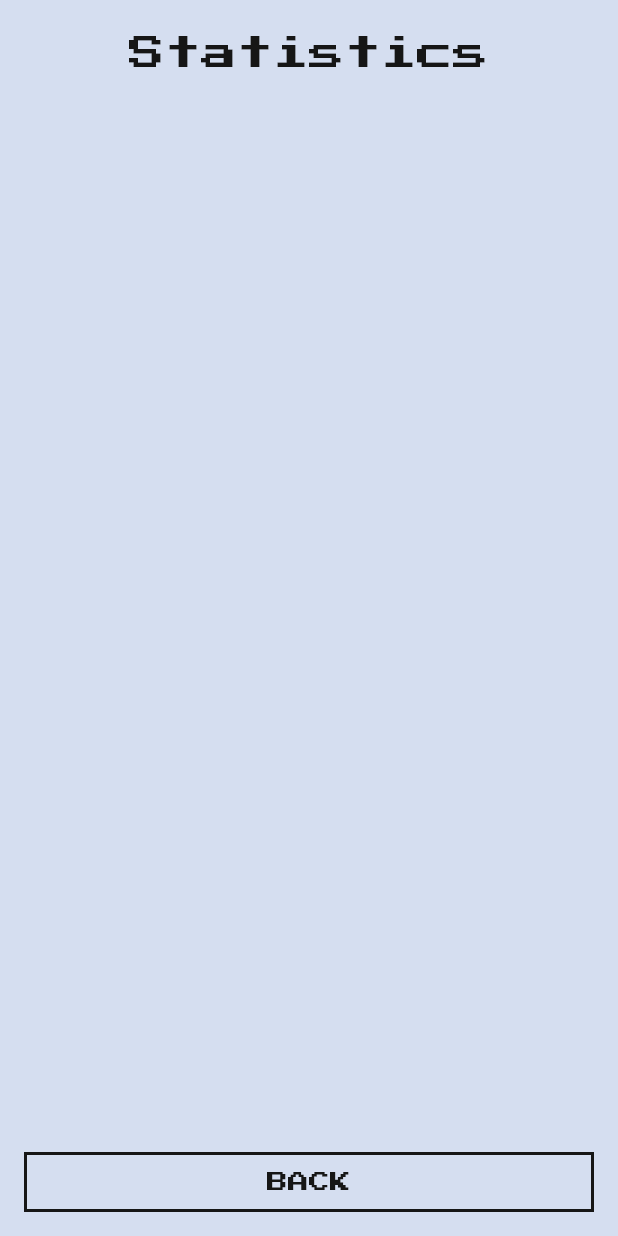
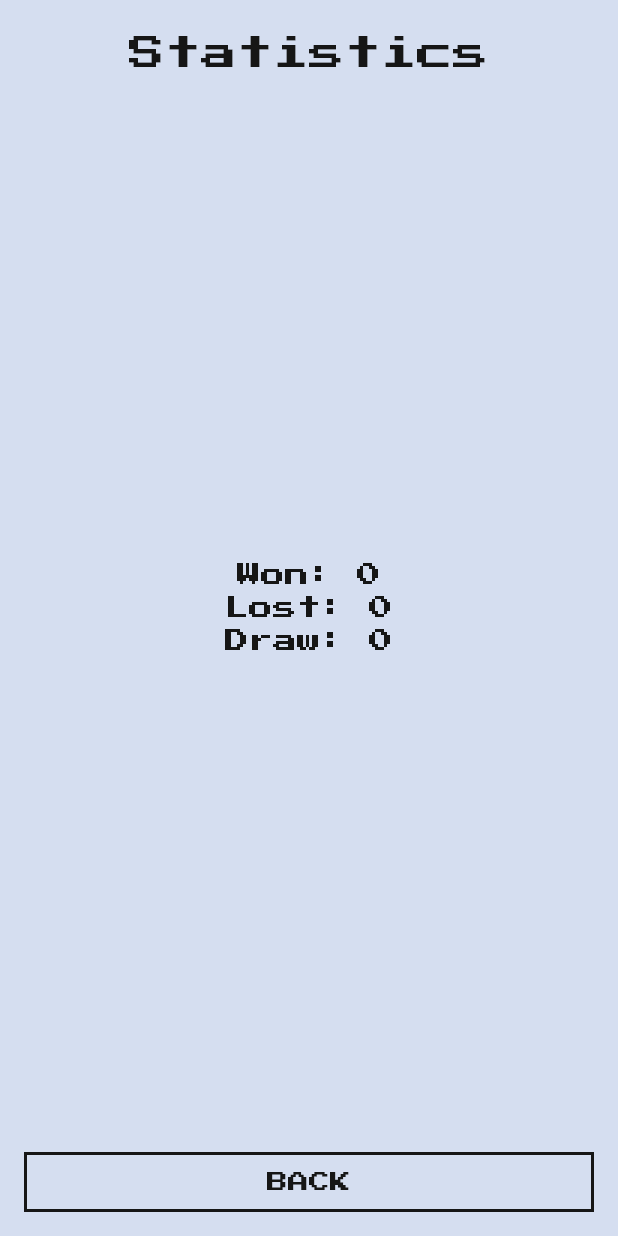
Before and after one commit to marie2465/flutter_fight_club, a Flutter app: the screen it shows after launch, after a tap on "STATISTICS", on a phone screen of 412 x 824 dp. Run offline on Flutter 3.47's test engine with Material 2 defaults, Android fonts, the phone set to English and light mode, and no system bars; our stand-ins replace google_fonts, shared_preferences.

Commit message:
lessons 3: tasks 6 finished

```diff
--- a/lib/pages/main_page.dart
+++ b/lib/pages/main_page.dart
@@ -49,7 +49,7 @@ class _MainPageContent extends StatelessWidget {
                 return Column(
                   mainAxisSize: MainAxisSize.min,
                   children: [
-                    Text(
+                    const Text(
                       "Last fight result",
                       style: TextStyle(
                         color: FightClubColors.darkGreyText,
@@ -67,14 +67,14 @@ class _MainPageContent extends StatelessWidget {
                 text: "Statistics".toUpperCase(),
                 onTap: () {
                   Navigator.of(context).push(MaterialPageRoute(
-                      builder: (context) => StatisticsPage()));
+                      builder: (context) => const StatisticsPage()));
                 }),
             const SizedBox(height: 12),
             ActionButton(
                 text: "Start".toUpperCase(),
                 onTap: () {
                   Navigator.of(context).push(
-                    MaterialPageRoute(builder: (context) => FightPage()),
+                    MaterialPageRoute(builder: (context) => const FightPage()),
                   );
                 },
                 color: FightClubColors.blackButton),
--- a/lib/pages/statistics_page.dart
+++ b/lib/pages/statistics_page.dart
@@ -1,6 +1,7 @@
 import 'package:flutter/material.dart';
 import 'package:flutter_fight_club/resources/fight_club_colors.dart';
 import 'package:flutter_fight_club/widgets/secondary_action_button.dart';
+import 'package:shared_preferences/shared_preferences.dart';
 
 class StatisticsPage extends StatelessWidget {
   const StatisticsPage({Key? key}) : super(key: key);
@@ -22,12 +23,47 @@ class StatisticsPage extends StatelessWidget {
                 ),
               ),
             ),
-            Expanded(child: SizedBox()),
+            Expanded(child: SizedBox.shrink()),
+            FutureBuilder<SharedPreferences>(
+              future: SharedPreferences.getInstance(),
+              builder: (context, snapshot) {
+                if (!snapshot.hasData || snapshot.data == null) {
+                  return const SizedBox();
+                }
+                final SharedPreferences sp = snapshot.data!;
+                return Column(
+                  mainAxisSize: MainAxisSize.min,
+                  children: [
+                    Text(
+                      "Won: ${sp.getInt("stats_won")?? 0}",
+                      style: TextStyle(
+                          fontSize: 16, color: FightClubColors.darkGreyText),
+                    ),
+                    SizedBox(height: 6),
+                    Text(
+                      "Lost: ${sp.getInt("stats_lost")?? 0}",
+                      style: TextStyle(
+                          fontSize: 16, color: FightClubColors.darkGreyText),
+                    ),
+                    SizedBox(height: 6),
+                    Text(
+                      "Draw: ${sp.getInt("stats_draw")?? 0}",
+                      style: TextStyle(
+                          fontSize: 16, color: FightClubColors.darkGreyText),
+                    ),
+                    SizedBox(height: 6),
+                  ],
+                );
+              },
+            ),
+            Expanded(child: SizedBox.shrink()),
             Padding(
               padding: const EdgeInsets.only(bottom: 16),
-              child: SecondaryActionButton(text: "Back", onTap: () {
-                Navigator.of(context).pop();
-              }),
+              child: SecondaryActionButton(
+                  text: "Back",
+                  onTap: () {
+                    Navigator.of(context).pop();
+                  }),
             ),
           ],
         ),
```
Also changed, not shown: lib/pages/fight_page.dart (+8 -3 lines), lib/widgets/fight_result_widget.dart (+4 -8 lines).
